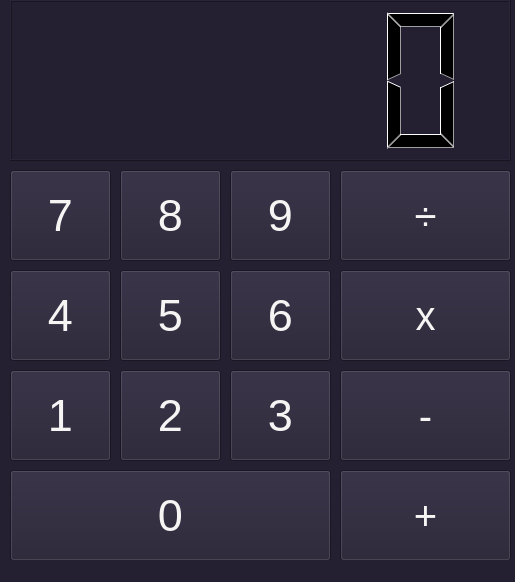
First picture: the form in QT_Calc/calculator_interface.ui, repository EduardoVeneza/QT_Calculator, before the edit.
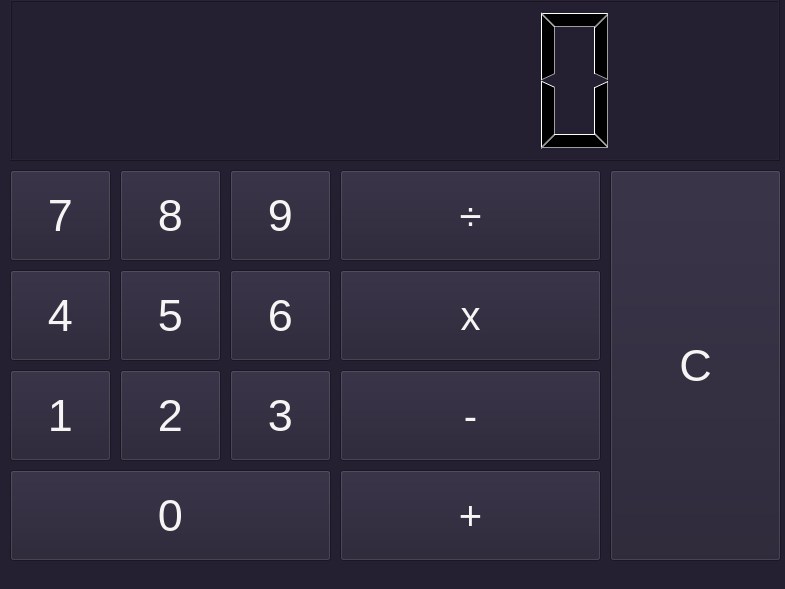
Second picture: the form after the edit.

```diff
--- a/QT_Calc/calculator_interface.ui
+++ b/QT_Calc/calculator_interface.ui
@@ -6,8 +6,8 @@
    <rect>
     <x>0</x>
     <y>0</y>
-    <width>515</width>
-    <height>582</height>
+    <width>785</width>
+    <height>589</height>
    </rect>
   </property>
   <property name="windowTitle">
@@ -234,17 +234,28 @@
      <rect>
       <x>10</x>
       <y>0</y>
-      <width>501</width>
+      <width>770</width>
       <height>161</height>
      </rect>
     </property>
+    <property name="font">
+     <font>
+      <pointsize>6</pointsize>
+     </font>
+    </property>
+    <property name="layoutDirection">
+     <enum>Qt::LeftToRight</enum>
+    </property>
+    <property name="smallDecimalPoint">
+     <bool>true</bool>
+    </property>
    </widget>
    <widget class="QPushButton" name="pushButton_11">
     <property name="geometry">
      <rect>
       <x>340</x>
       <y>170</y>
-      <width>171</width>
+      <width>261</width>
       <height>91</height>
      </rect>
     </property>
@@ -265,7 +276,7 @@
      <rect>
       <x>340</x>
       <y>270</y>
-      <width>171</width>
+      <width>261</width>
       <height>91</height>
      </rect>
     </property>
@@ -286,7 +297,7 @@
      <rect>
       <x>340</x>
       <y>370</y>
-      <width>171</width>
+      <width>261</width>
       <height>91</height>
      </rect>
     </property>
@@ -307,7 +318,7 @@
      <rect>
       <x>340</x>
       <y>470</y>
-      <width>171</width>
+      <width>261</width>
       <height>91</height>
      </rect>
     </property>
@@ -323,6 +334,27 @@
      <string>+</string>
     </property>
    </widget>
+   <widget class="QPushButton" name="button_Clear">
+    <property name="geometry">
+     <rect>
+      <x>610</x>
+      <y>170</y>
+      <width>171</width>
+      <height>391</height>
+     </rect>
+    </property>
+    <property name="font">
+     <font>
+      <pointsize>34</pointsize>
+     </font>
+    </property>
+    <property name="styleSheet">
+     <string notr="true">color: rgb(246, 245, 244);</string>
+    </property>
+    <property name="text">
+     <string>C</string>
+    </property>
+   </widget>
   </widget>
   <widget class="QStatusBar" name="statusbar"/>
  </widget>
```
Left out of the diff: 8 changed lines with no effect on the pictures.
